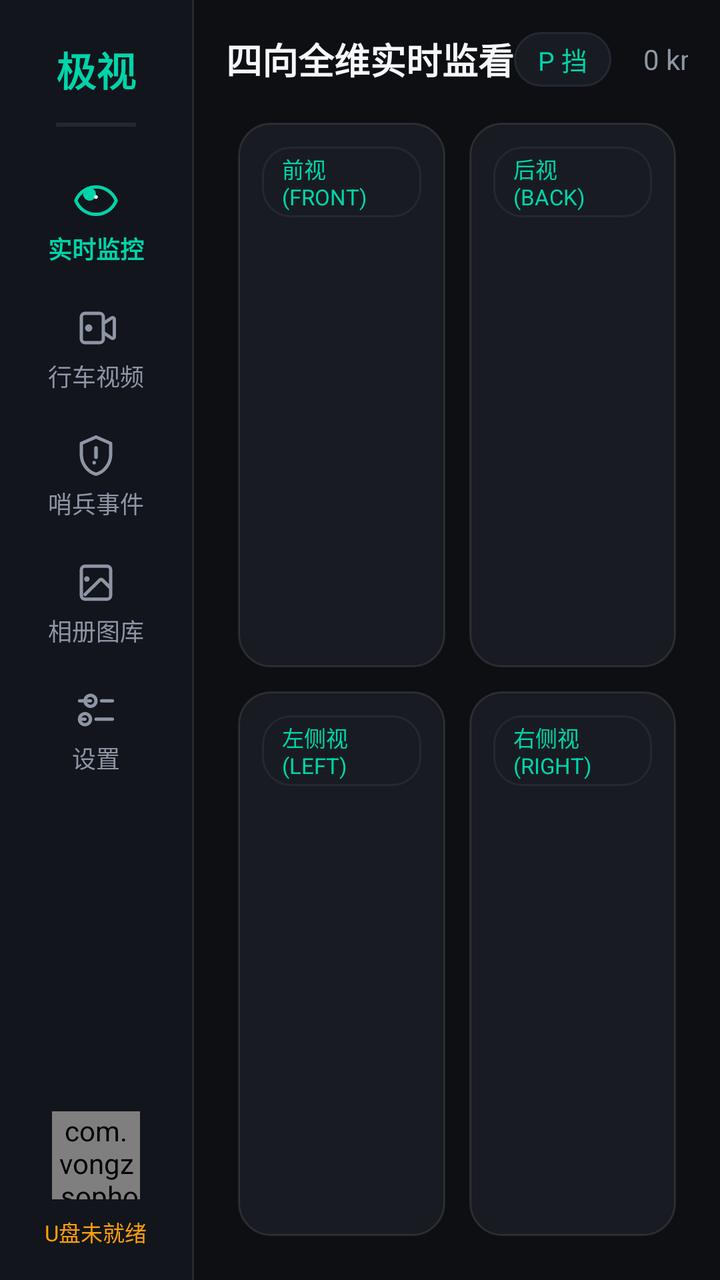
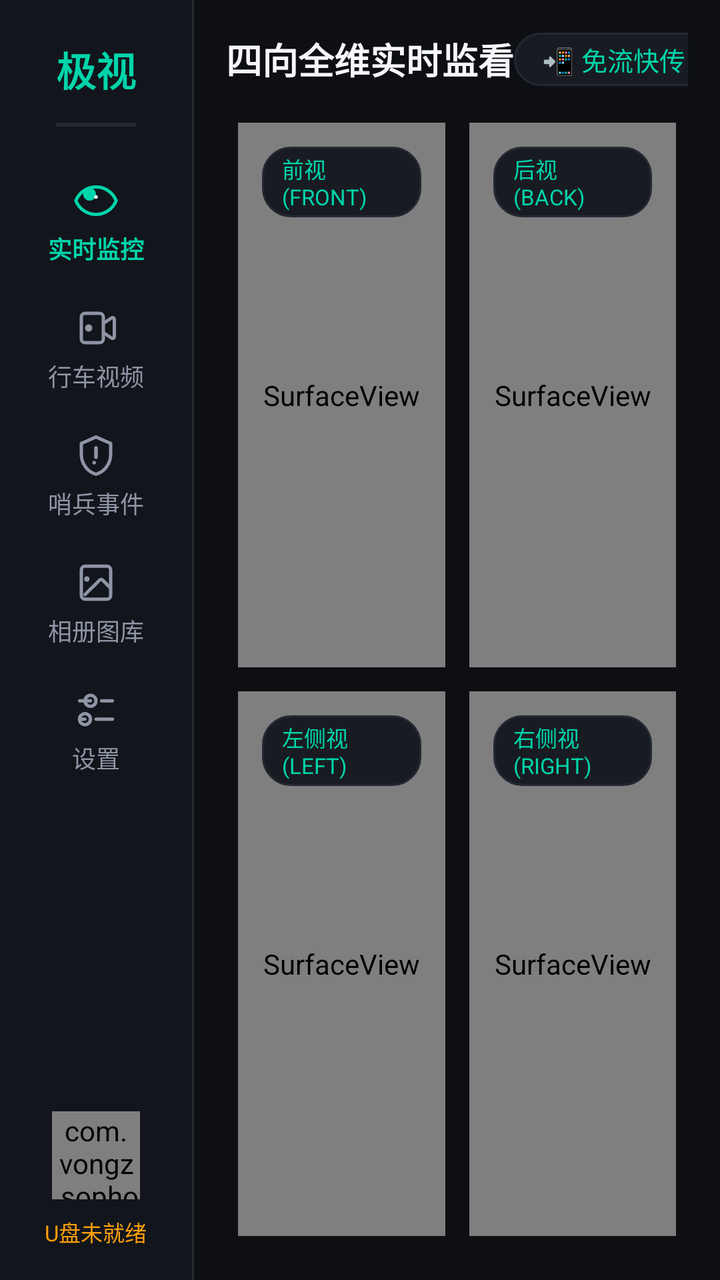

Before-and-after screenshots of an Android layout around one commit, followed by the original layout XML and the change that was made.
<!-- AndroidManifest.xml: application theme Theme.Sophon -->
<!-- res/layout/activity_main.xml -->
<?xml version="1.0" encoding="utf-8"?>
<LinearLayout xmlns:android="http://schemas.android.com/apk/res/android"
    xmlns:app="http://schemas.android.com/apk/res-auto"
    android:layout_width="match_parent"
    android:layout_height="match_parent"
    android:background="@color/bg_cockpit_dark"
    android:orientation="horizontal">

    
    <LinearLayout
        android:id="@+id/layout_nav_rail"
        android:layout_width="96dp"
        android:layout_height="match_parent"
        android:background="@color/bg_nav_rail"
        android:gravity="center_horizontal"
        android:orientation="vertical"
        android:paddingTop="20dp"
        android:paddingBottom="16dp">

        
        <TextView
            android:layout_width="wrap_content"
            android:layout_height="wrap_content"
            android:text="@string/app_name"
            android:textColor="@color/flyme_cyan"
            android:textSize="20sp"
            android:textStyle="bold" />

        <View
            android:layout_width="40dp"
            android:layout_height="2dp"
            android:layout_marginTop="12dp"
            android:layout_marginBottom="16dp"
            android:background="@color/divider_line" />

        
        <LinearLayout
            android:id="@+id/btn_nav_live"
            android:layout_width="match_parent"
            android:layout_height="wrap_content"
            android:background="?attr/selectableItemBackground"
            android:gravity="center"
            android:orientation="vertical"
            android:paddingVertical="10dp">

            <ImageView
                android:layout_width="22dp"
                android:layout_height="22dp"
                android:layout_marginBottom="4dp"
                android:src="@drawable/ic_nav_live" />

            <TextView
                android:layout_width="wrap_content"
                android:layout_height="wrap_content"
                android:text="@string/nav_live"
                android:textColor="@color/flyme_cyan"
                android:textSize="12sp"
                android:textStyle="bold" />
        </LinearLayout>

        <LinearLayout
            android:id="@+id/btn_nav_driving"
            android:layout_width="match_parent"
            android:layout_height="wrap_content"
            android:background="?attr/selectableItemBackground"
            android:gravity="center"
            android:orientation="vertical"
            android:paddingVertical="10dp">

            <ImageView
                android:layout_width="22dp"
                android:layout_height="22dp"
                android:layout_marginBottom="4dp"
                android:src="@drawable/ic_nav_driving" />

            <TextView
                android:layout_width="wrap_content"
                android:layout_height="wrap_content"
                android:text="@string/nav_driving"
                android:textColor="@color/text_secondary"
                android:textSize="12sp" />
        </LinearLayout>

        <LinearLayout
            android:id="@+id/btn_nav_sentry"
            android:layout_width="match_parent"
            android:layout_height="wrap_content"
            android:background="?attr/selectableItemBackground"
            android:gravity="center"
            android:orientation="vertical"
            android:paddingVertical="10dp">

            <ImageView
                android:layout_width="22dp"
                android:layout_height="22dp"
                android:layout_marginBottom="4dp"
                android:src="@drawable/ic_nav_sentry" />

            <TextView
                android:layout_width="wrap_content"
                android:layout_height="wrap_content"
                android:text="@string/nav_sentry"
                android:textColor="@color/text_secondary"
                android:textSize="12sp" />
        </LinearLayout>

        <LinearLayout
            android:id="@+id/btn_nav_photos"
            android:layout_width="match_parent"
            android:layout_height="wrap_content"
            android:background="?attr/selectableItemBackground"
            android:gravity="center"
            android:orientation="vertical"
            android:paddingVertical="10dp">

            <ImageView
                android:layout_width="22dp"
                android:layout_height="22dp"
                android:layout_marginBottom="4dp"
                android:src="@drawable/ic_nav_photos" />

            <TextView
                android:layout_width="wrap_content"
                android:layout_height="wrap_content"
                android:text="@string/nav_photos"
                android:textColor="@color/text_secondary"
                android:textSize="12sp" />
        </LinearLayout>

        <LinearLayout
            android:id="@+id/btn_nav_settings"
            android:layout_width="match_parent"
            android:layout_height="wrap_content"
            android:background="?attr/selectableItemBackground"
            android:gravity="center"
            android:orientation="vertical"
            android:paddingVertical="10dp">

            <ImageView
                android:layout_width="22dp"
                android:layout_height="22dp"
                android:layout_marginBottom="4dp"
                android:src="@drawable/ic_nav_settings" />

            <TextView
                android:layout_width="wrap_content"
                android:layout_height="wrap_content"
                android:text="设置"
                android:textColor="@color/text_secondary"
                android:textSize="12sp" />
        </LinearLayout>

        <View
            android:layout_width="match_parent"
            android:layout_height="0dp"
            android:layout_weight="1" />

        
        <com.vongz.sophon.ui.widget.StorageCapacityRingView
            android:id="@+id/view_storage_ring_mini"
            android:layout_width="44dp"
            android:layout_height="44dp"
            android:layout_marginBottom="8dp" />

        <TextView
            android:id="@+id/tv_usb_status"
            android:layout_width="wrap_content"
            android:layout_height="wrap_content"
            android:text="U盘未就绪"
            android:textColor="@color/accent_warning"
            android:textSize="11sp" />

    </LinearLayout>

    
    <View
        android:layout_width="1dp"
        android:layout_height="match_parent"
        android:background="@color/divider_line" />

    
    <LinearLayout
        android:layout_width="0dp"
        android:layout_height="match_parent"
        android:layout_weight="1"
        android:orientation="vertical"
        android:padding="16dp">

        
        <LinearLayout
            android:layout_width="match_parent"
            android:layout_height="wrap_content"
            android:gravity="center_vertical"
            android:orientation="horizontal"
            android:paddingBottom="12dp">

            <TextView
                android:id="@+id/tv_status_title"
                android:layout_width="wrap_content"
                android:layout_height="wrap_content"
                android:text="四向全维实时监看"
                android:textColor="@color/text_primary"
                android:textSize="18sp"
                android:textStyle="bold" />

            <View
                android:layout_width="0dp"
                android:layout_height="1dp"
                android:layout_weight="1" />

            
            <TextView
                android:id="@+id/tv_telemetry_gear"
                android:layout_width="wrap_content"
                android:layout_height="wrap_content"
                android:layout_marginEnd="16dp"
                android:background="@drawable/bg_badge_pill"
                android:paddingHorizontal="12dp"
                android:paddingVertical="4dp"
                android:text="P 挡"
                android:textColor="@color/flyme_cyan"
                android:textSize="13sp" />

            <TextView
                android:id="@+id/tv_telemetry_speed"
                android:layout_width="wrap_content"
                android:layout_height="wrap_content"
                android:text="0 km/h"
                android:textColor="@color/text_secondary"
                android:textSize="14sp" />
        </LinearLayout>

        
        <GridLayout
            android:id="@+id/grid_quad_view"
            android:layout_width="match_parent"
            android:layout_height="0dp"
            android:layout_weight="1"
            android:columnCount="2"
            android:rowCount="2">

            
            <FrameLayout
                android:layout_width="0dp"
                android:layout_height="0dp"
                android:layout_rowWeight="1"
                android:layout_columnWeight="1"
                android:layout_margin="6dp"
                android:background="@drawable/bg_cockpit_card">

                <TextView
                    android:layout_width="wrap_content"
                    android:layout_height="wrap_content"
                    android:layout_gravity="start|top"
                    android:layout_margin="12dp"
                    android:background="@drawable/bg_badge_pill"
                    android:paddingHorizontal="10dp"
                    android:paddingVertical="3dp"
                    android:text="前视 (FRONT)"
                    android:textColor="@color/flyme_cyan"
                    android:textSize="11sp" />
            </FrameLayout>

            
            <FrameLayout
                android:layout_width="0dp"
                android:layout_height="0dp"
                android:layout_rowWeight="1"
                android:layout_columnWeight="1"
                android:layout_margin="6dp"
                android:background="@drawable/bg_cockpit_card">

                <TextView
                    android:layout_width="wrap_content"
                    android:layout_height="wrap_content"
                    android:layout_gravity="start|top"
                    android:layout_margin="12dp"
                    android:background="@drawable/bg_badge_pill"
                    android:paddingHorizontal="10dp"
                    android:paddingVertical="3dp"
                    android:text="后视 (BACK)"
                    android:textColor="@color/flyme_cyan"
                    android:textSize="11sp" />
            </FrameLayout>

            
            <FrameLayout
                android:layout_width="0dp"
                android:layout_height="0dp"
                android:layout_rowWeight="1"
                android:layout_columnWeight="1"
                android:layout_margin="6dp"
                android:background="@drawable/bg_cockpit_card">

                <TextView
                    android:layout_width="wrap_content"
                    android:layout_height="wrap_content"
                    android:layout_gravity="start|top"
                    android:layout_margin="12dp"
                    android:background="@drawable/bg_badge_pill"
                    android:paddingHorizontal="10dp"
                    android:paddingVertical="3dp"
                    android:text="左侧视 (LEFT)"
                    android:textColor="@color/flyme_cyan"
                    android:textSize="11sp" />
            </FrameLayout>

            
            <FrameLayout
                android:layout_width="0dp"
                android:layout_height="0dp"
                android:layout_rowWeight="1"
                android:layout_columnWeight="1"
                android:layout_margin="6dp"
                android:background="@drawable/bg_cockpit_card">

                <TextView
                    android:layout_width="wrap_content"
                    android:layout_height="wrap_content"
                    android:layout_gravity="start|top"
                    android:layout_margin="12dp"
                    android:background="@drawable/bg_badge_pill"
                    android:paddingHorizontal="10dp"
                    android:paddingVertical="3dp"
                    android:text="右侧视 (RIGHT)"
                    android:textColor="@color/flyme_cyan"
                    android:textSize="11sp" />
            </FrameLayout>

        </GridLayout>

    </LinearLayout>

</LinearLayout>
<!-- resources referenced by this layout -->
<resources>
  <color name="accent_warning">#FFFF9F0A</color>
  <color name="bg_cockpit_dark">#FF0D0F12</color>
  <color name="bg_nav_rail">#FF12151B</color>
  <color name="divider_line">#FF232832</color>
  <color name="flyme_cyan">#FF00D4AA</color>
  <color name="text_primary">#FFF5F7FA</color>
  <color name="text_secondary">#FF8E95A5</color>
  <!-- drawable bg_badge_pill (drawable) -->
  <?xml version="1.0" encoding="utf-8"?>
  <shape xmlns:android="http://schemas.android.com/apk/res/android"
      android:shape="rectangle">
      <corners android:radius="14dp" />
      <solid android:color="@color/bg_card_dark" />
      <stroke android:width="1dp" android:color="@color/divider_line" />
  </shape>
  <!-- drawable bg_cockpit_card (drawable) -->
  <?xml version="1.0" encoding="utf-8"?>
  <shape xmlns:android="http://schemas.android.com/apk/res/android"
      android:shape="rectangle">
      <corners android:radius="16dp" />
      <solid android:color="@color/bg_card_dark" />
      <stroke
          android:width="1dp"
          android:color="#1AFFFFFF" />
  </shape>
  <!-- drawable ic_nav_live (drawable) -->
  <?xml version="1.0" encoding="utf-8"?>
  <vector xmlns:android="http://schemas.android.com/apk/res/android"
      android:width="24dp"
      android:height="24dp"
      android:viewportWidth="24"
      android:viewportHeight="24">
  
      
      <path
          android:pathData="M 12,4.5 C 7,4.5 2.73,7.61 1,12 C 2.73,16.39 7,19.5 12,19.5 C 17,19.5 21.27,16.39 23,12 C 21.27,7.61 17,4.5 12,4.5 Z"
          android:strokeColor="@color/flyme_cyan"
          android:strokeWidth="1.8"
          android:strokeLineCap="round"
          android:strokeLineJoin="round" />
  
      <path
          android:pathData="M 12,8.5 A 3.5,3.5 0 1,1 12,8.49 Z"
          android:fillColor="@color/flyme_cyan" />
  
      <path
          android:pathData="M 13,10 A 1,1 0 1,1 13,9.99 Z"
          android:fillColor="#FFFFFFFF" />
  </vector>
  <!-- drawable ic_nav_sentry (drawable) -->
  <?xml version="1.0" encoding="utf-8"?>
  <vector xmlns:android="http://schemas.android.com/apk/res/android"
      android:width="24dp"
      android:height="24dp"
      android:viewportWidth="24"
      android:viewportHeight="24">
  
      
      <path
          android:pathData="M 12,2 L 4,5.5 L 4,11.5 C 4,16.5 7.4,21.1 12,22.3 C 16.6,21.1 20,16.5 20,11.5 L 20,5.5 Z"
          android:strokeColor="@color/text_secondary"
          android:strokeWidth="1.8"
          android:strokeLineCap="round"
          android:strokeLineJoin="round" />
  
      
      <path
          android:pathData="M 12,8 L 12,13"
          android:strokeColor="@color/text_secondary"
          android:strokeWidth="2"
          android:strokeLineCap="round" />
  
      <path
          android:pathData="M 12,16 A 1,1 0 1,1 12,15.99 Z"
          android:fillColor="@color/text_secondary" />
  </vector>
  <string name="app_name">极视</string>
  <string name="nav_driving">行车视频</string>
  <string name="nav_live">实时监控</string>
  <string name="nav_photos">相册图库</string>
  <string name="nav_sentry">哨兵事件</string>
  <style name="Theme.Sophon" parent="Theme.Material3.Dark.NoActionBar">
          <item name="android:statusBarColor">@color/bg_cockpit_dark</item>
          <item name="android:navigationBarColor">@color/bg_cockpit_dark</item>
          <item name="android:windowBackground">@color/bg_cockpit_dark</item>
          <item name="colorPrimary">@color/flyme_cyan</item>
          <item name="colorSecondary">@color/flyme_blue</item>
      </style>
  <color name="bg_card_dark">#FF181C22</color>
  <color name="flyme_blue">#FF0A84FF</color>
  <!-- unchanged entries left out for length: 3 -->
</resources>

<!-- the commit's change to res/layout/activity_main.xml (unified diff, before → after) -->
@@ -210,6 +210,19 @@
 
             
             <TextView
+                android:id="@+id/btn_top_lan_share"
+                android:layout_width="wrap_content"
+                android:layout_height="wrap_content"
+                android:layout_marginEnd="16dp"
+                android:background="@drawable/bg_badge_pill"
+                android:paddingHorizontal="14dp"
+                android:paddingVertical="4dp"
+                android:text="📲 免流快传"
+                android:textColor="@color/flyme_cyan"
+                android:textSize="13sp" />
+
+            
+            <TextView
                 android:id="@+id/tv_telemetry_gear"
                 android:layout_width="wrap_content"
                 android:layout_height="wrap_content"
@@ -241,12 +254,18 @@
 
             
             <FrameLayout
+                android:id="@+id/container_cam_front"
                 android:layout_width="0dp"
                 android:layout_height="0dp"
                 android:layout_rowWeight="1"
                 android:layout_columnWeight="1"
                 android:layout_margin="6dp"
                 android:background="@drawable/bg_cockpit_card">
+
+                <SurfaceView
+                    android:id="@+id/surface_cam_front"
+                    android:layout_width="match_parent"
+                    android:layout_height="match_parent" />
 
                 <TextView
                     android:layout_width="wrap_content"
@@ -263,12 +282,18 @@
 
             
             <FrameLayout
+                android:id="@+id/container_cam_back"
                 android:layout_width="0dp"
                 android:layout_height="0dp"
                 android:layout_rowWeight="1"
                 android:layout_columnWeight="1"
                 android:layout_margin="6dp"
                 android:background="@drawable/bg_cockpit_card">
+
+                <SurfaceView
+                    android:id="@+id/surface_cam_back"
+                    android:layout_width="match_parent"
+                    android:layout_height="match_parent" />
 
                 <TextView
                     android:layout_width="wrap_content"
@@ -285,12 +310,18 @@
 
             
             <FrameLayout
+                android:id="@+id/container_cam_left"
                 android:layout_width="0dp"
                 android:layout_height="0dp"
                 android:layout_rowWeight="1"
                 android:layout_columnWeight="1"
                 android:layout_margin="6dp"
                 android:background="@drawable/bg_cockpit_card">
+
+                <SurfaceView
+                    android:id="@+id/surface_cam_left"
+                    android:layout_width="match_parent"
+                    android:layout_height="match_parent" />
 
                 <TextView
                     android:layout_width="wrap_content"
@@ -307,12 +338,18 @@
 
             
             <FrameLayout
+                android:id="@+id/container_cam_right"
                 android:layout_width="0dp"
                 android:layout_height="0dp"
                 android:layout_rowWeight="1"
                 android:layout_columnWeight="1"
                 android:layout_margin="6dp"
                 android:background="@drawable/bg_cockpit_card">
+
+                <SurfaceView
+                    android:id="@+id/surface_cam_right"
+                    android:layout_width="match_parent"
+                    android:layout_height="match_parent" />
 
                 <TextView
                     android:layout_width="wrap_content"
